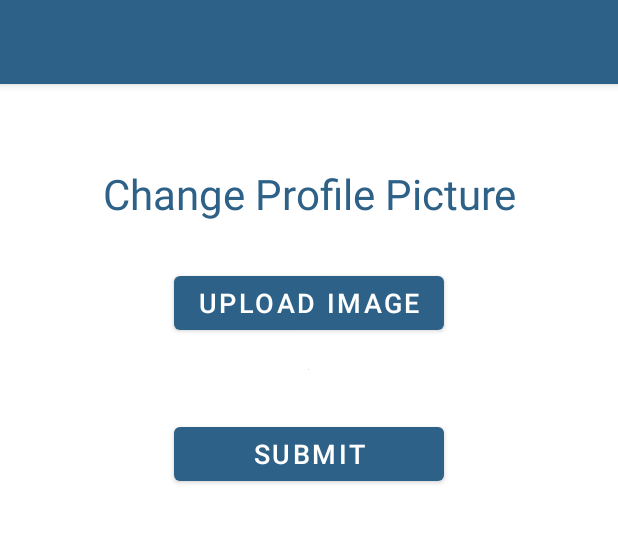
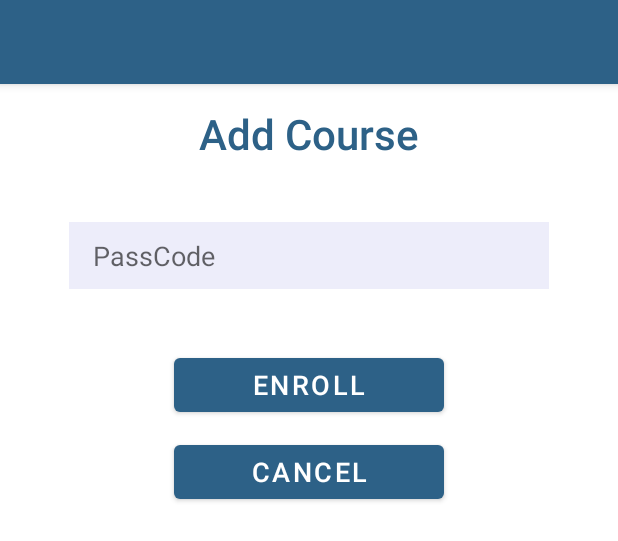
Before and after one commit to fariha6412/zippy, an Android app: the layout activity_course_enroll.xml on its own in the app's theme, with its tools: preview values and no code run, on a phone screen of 412 x 824 dp. Shown: the top 541 px of the screen. Run offline under Robolectric (Android 15) with nearby library versions, the phone set to English and light mode, and no system bars.

Commit message:
after creation of course enroll but do not work

```diff
--- a/app/src/main/AndroidManifest.xml
+++ b/app/src/main/AndroidManifest.xml
@@ -12,7 +12,8 @@
         android:supportsRtl="true"
         android:theme="@style/Theme.Zippy"
         tools:ignore="AllowBackup">
-        <activity android:name=".CourseCreationActivity"></activity>
+        <activity android:name=".CourseEnrollActivity"></activity>
+        <activity android:name=".CourseCreationActivity" />
         <activity android:name=".ui.profile.StudentProfileActivity" />
         <activity android:name=".ui.profile.InstructorProfileActivity" />
         <activity android:name=".ui.change.ChangeProfilePictureActivity" />
--- a/app/src/main/res/layout-v24/activity_course_creation.xml
+++ b/app/src/main/res/layout-v24/activity_course_creation.xml
@@ -147,7 +147,7 @@
                     android:ems="10"
                     android:hint="@string/str_pass_code"
                     android:importantForAutofill="no"
-                    android:inputType="textAutoComplete"
+                    android:inputType="text"
                     android:padding="10dp"
                     android:paddingStart=".1in"
                     android:textAppearance="@style/TextAppearance.AppCompat.Medium"
@@ -155,6 +155,7 @@
                     tools:ignore="MissingConstraints,RtlSymmetry" />
 
                 <com.google.android.material.button.MaterialButton
+                    android:id="@+id/regeneratepasscode"
                     android:layout_width="59dp"
                     android:layout_height="wrap_content"
                     android:backgroundTint="@color/textfieldColor"
--- a/app/src/main/res/layout/activity_change_profile_picture.xml
+++ b/app/src/main/res/layout/activity_course_enroll.xml
@@ -4,7 +4,7 @@
     xmlns:tools="http://schemas.android.com/tools"
     android:layout_width="match_parent"
     android:layout_height="match_parent"
-    tools:context=".MainActivity">
+    tools:context=".CourseEnrollActivity">
 
     <com.google.android.material.appbar.AppBarLayout
         android:id="@+id/toolbar"
@@ -47,49 +47,54 @@
                 android:layout_width="wrap_content"
                 android:layout_height="wrap_content"
                 android:layout_gravity="center_horizontal"
-                android:text="@string/cng_profile_pic"
+                android:text="@string/str_add_course"
                 android:textAlignment="center"
+                android:textAppearance="@style/TextAppearance.AppCompat.Body2"
+                android:textColor="@color/titleColor"
+                android:textSize="@dimen/title"
+                android:textStyle="normal"
+                tools:ignore="RtlHardcoded" />
+
+            <EditText
+                android:id="@+id/edittxtcoursepasscode"
+                style="@style/Widget.AppCompat.EditText"
+                android:layout_width="@dimen/edit_txt_width"
+                android:layout_height="wrap_content"
                 android:layout_marginTop="40dp"
-                android:textAppearance="@style/TextAppearance.AppCompat.Display1"
-                android:textColor="@color/titleColor"
-                android:textStyle="normal"
-                android:textSize="@dimen/title" />
-
+                android:background="@color/textfieldColor"
+                android:ems="10"
+                android:hint="@string/str_pass_code"
+                android:importantForAutofill="no"
+                android:inputType="textPersonName"
+                android:padding="10dp"
+                android:paddingStart=".1in"
+                android:layout_gravity="center_horizontal"
+                android:textAppearance="@style/TextAppearance.AppCompat.Medium"
+                android:textColor="@color/black"
+                tools:ignore="MissingConstraints,RtlSymmetry" />
 
             <Button
-                android:id="@+id/choosebtn"
+                android:id="@+id/enrollbtn"
                 android:layout_width="@dimen/button_width"
                 android:layout_height="wrap_content"
-                android:text="@string/btn_upload"
-                android:textSize="@dimen/button_txt"
-                app:backgroundTint="@color/buttonColor"
-                android:layout_gravity="center_horizontal"
-                android:layout_marginTop="30dp"/>
-
-            <ImageView
-                android:id="@+id/imgview"
-                android:layout_width="wrap_content"
-                android:layout_height="wrap_content"
-                android:layout_marginTop="20dp"
-                tools:srcCompat="@tools:sample/avatars"
-                android:layout_gravity="center_horizontal"/>
-
-            <Button
-                android:id="@+id/submitbtn"
-                android:layout_width="@dimen/button_width"
-                android:layout_height="wrap_content"
-                android:layout_marginTop="32dp"
-                android:text="@string/btn_submit"
+                android:layout_marginTop="40dp"
+                android:text="@string/str_enroll"
+                android:typeface="normal"
                 android:textSize="@dimen/button_txt"
                 app:backgroundTint="@color/buttonColor"
                 android:layout_gravity="center_horizontal"/>
 
-            <ProgressBar
-                android:id="@+id/loading"
-                android:layout_width="wrap_content"
+            <Button
+                android:id="@+id/cancelbtn"
+                android:layout_width="@dimen/button_width"
                 android:layout_height="wrap_content"
-                android:layout_gravity="center"
-                android:visibility="gone"/>
+                android:layout_marginTop="10dp"
+                android:text="@string/str_cancel"
+                android:typeface="normal"
+                android:textSize="@dimen/button_txt"
+                app:backgroundTint="@color/buttonColor"
+                android:layout_gravity="center_horizontal"/>
+
         </LinearLayout>
     </androidx.core.widget.NestedScrollView>
 
--- a/app/src/main/res/layout/activity_login.xml
+++ b/app/src/main/res/layout/activity_login.xml
@@ -123,7 +123,7 @@
                 android:orientation="horizontal">
 
                 <TextView
-                    android:id="@+id/textView3"
+                    android:id="@+id/noaccount"
                     android:layout_width="wrap_content"
                     android:layout_height="wrap_content"
                     android:text="@string/no_Account"
--- a/app/src/main/res/layout/activity_student_profile.xml
+++ b/app/src/main/res/layout/activity_student_profile.xml
@@ -132,6 +132,7 @@
                     android:layout_weight="2"/>
 
                 <com.google.android.material.button.MaterialButton
+                    android:id="@+id/addbtn"
                     android:layout_width="wrap_content"
                     android:layout_height="match_parent"
                     app:icon="@drawable/ic_baseline_add_24"
--- a/app/src/main/res/values/strings.xml
+++ b/app/src/main/res/values/strings.xml
@@ -54,4 +54,6 @@
     <string name="str_pass_code">PassCode</string>
     <string name="str_create">Create</string>
     <string name="str_cancel">Cancel</string>
+    <string name="str_enroll">Enroll</string>
+    <string name="str_add_course">Add Course</string>
 </resources>
```
Also changed, not shown: app/src/main/java/com/example/zippy/CourseCreationActivity.java (+27 -13 lines), app/src/main/java/com/example/zippy/CourseEnrollActivity.java (added, +177 -0 lines), app/src/main/java/com/example/zippy/helper/CourseHelperClass.java (+4 -4 lines), app/src/main/java/com/example/zippy/helper/StudentHelperClass.java (+10 -0 lines), app/src/main/java/com/example/zippy/ui/profile/StudentProfileActivity.java (+9 -1 lines). Lines whose indentation alone changed are shown as unchanged.
